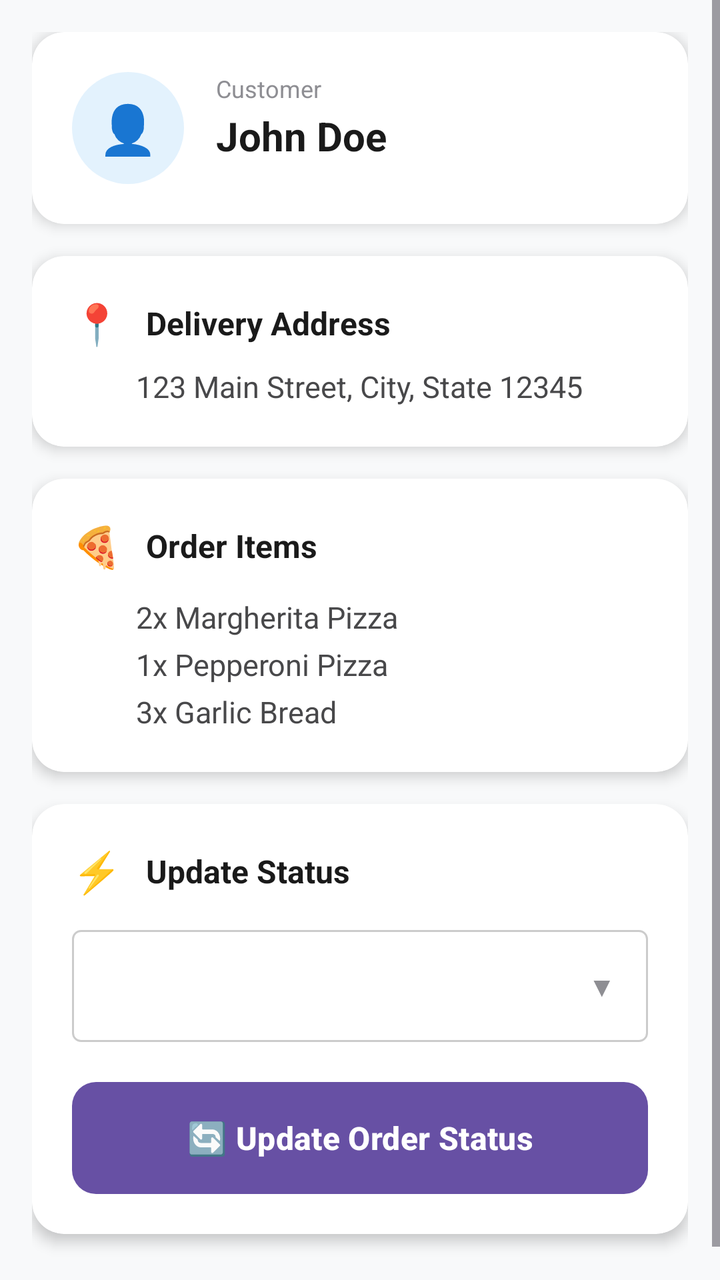
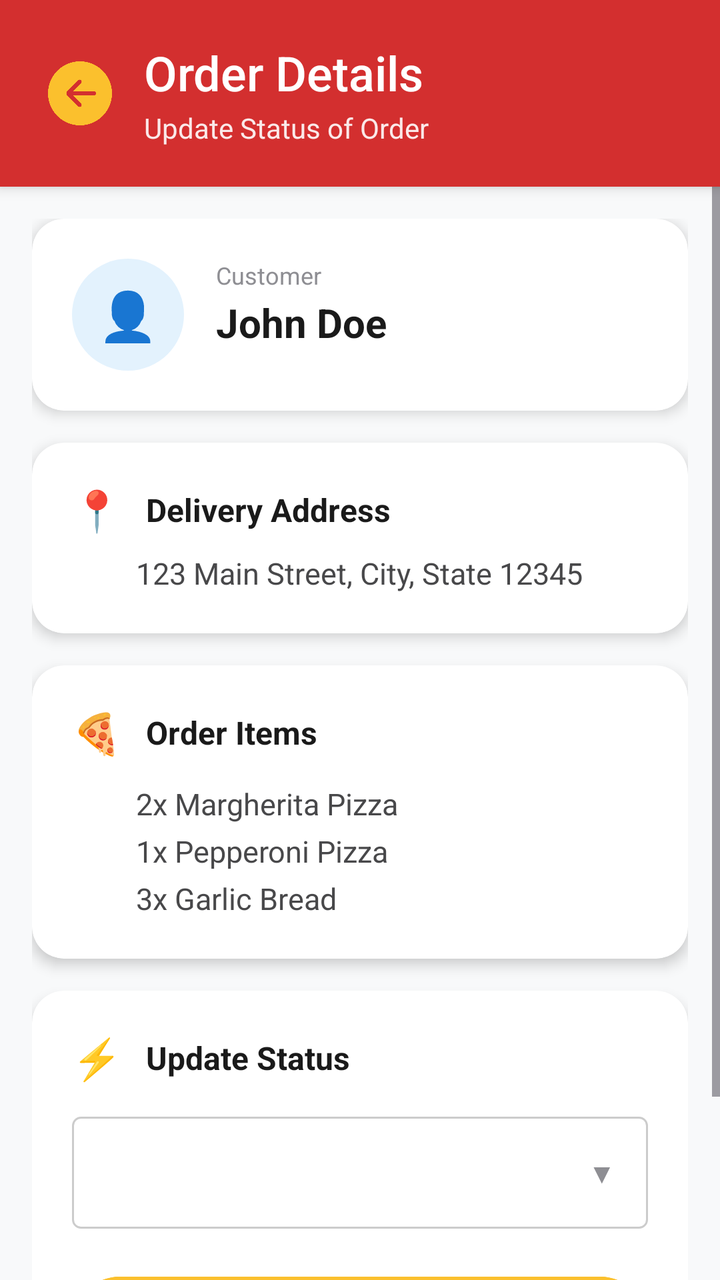

The first picture is an Android layout as it rendered before a commit; the second is the same layout after the commit. The layout source and the unified diff follow.
<!-- AndroidManifest.xml: application theme Theme.Pizzar11 -->
<!-- res/layout/activity_order_details.xml -->
<?xml version="1.0" encoding="utf-8"?>
<ScrollView xmlns:android="http://schemas.android.com/apk/res/android"
    xmlns:app="http://schemas.android.com/apk/res-auto"
    android:layout_width="match_parent"
    android:layout_height="match_parent"
    android:background="#F8F9FA">

    <LinearLayout
        android:layout_width="match_parent"
        android:layout_height="wrap_content"
        android:orientation="vertical"
        android:padding="16dp">

        
        <androidx.cardview.widget.CardView
            android:layout_width="match_parent"
            android:layout_height="wrap_content"
            android:layout_marginBottom="16dp"
            app:cardCornerRadius="16dp"
            app:cardElevation="4dp"
            android:backgroundTint="#FFFFFF">

            <LinearLayout
                android:layout_width="match_parent"
                android:layout_height="wrap_content"
                android:orientation="horizontal"
                android:padding="20dp">

                
                <LinearLayout
                    android:layout_width="56dp"
                    android:layout_height="56dp"
                    android:background="@drawable/customer_icon_bg"
                    android:gravity="center"
                    android:layout_marginEnd="16dp">

                    <TextView
                        android:layout_width="wrap_content"
                        android:layout_height="wrap_content"
                        android:text="👤"
                        android:textSize="24sp" />

                </LinearLayout>

                
                <LinearLayout
                    android:layout_width="0dp"
                    android:layout_height="wrap_content"
                    android:layout_weight="1"
                    android:orientation="vertical">

                    <TextView
                        android:layout_width="wrap_content"
                        android:layout_height="wrap_content"
                        android:text="Customer"
                        android:textSize="12sp"
                        android:textColor="#8E8E93"
                        android:textStyle="normal" />

                    <TextView
                        android:id="@+id/tvCustomerName"
                        android:layout_width="wrap_content"
                        android:layout_height="wrap_content"
                        android:text="John Doe"
                        android:textSize="20sp"
                        android:textStyle="bold"
                        android:textColor="#1A1A1A"
                        android:layout_marginTop="2dp" />

                </LinearLayout>

            </LinearLayout>

        </androidx.cardview.widget.CardView>

        
        <androidx.cardview.widget.CardView
            android:layout_width="match_parent"
            android:layout_height="wrap_content"
            android:layout_marginBottom="16dp"
            app:cardCornerRadius="16dp"
            app:cardElevation="4dp"
            android:backgroundTint="#FFFFFF">

            <LinearLayout
                android:layout_width="match_parent"
                android:layout_height="wrap_content"
                android:orientation="vertical"
                android:padding="20dp">

                <LinearLayout
                    android:layout_width="match_parent"
                    android:layout_height="wrap_content"
                    android:orientation="horizontal"
                    android:gravity="center_vertical"
                    android:layout_marginBottom="8dp">

                    <TextView
                        android:layout_width="wrap_content"
                        android:layout_height="wrap_content"
                        android:text="📍"
                        android:textSize="20sp"
                        android:layout_marginEnd="12dp" />

                    <TextView
                        android:layout_width="wrap_content"
                        android:layout_height="wrap_content"
                        android:text="Delivery Address"
                        android:textSize="16sp"
                        android:textStyle="bold"
                        android:textColor="#1A1A1A" />

                </LinearLayout>

                <TextView
                    android:id="@+id/tvAddress"
                    android:layout_width="match_parent"
                    android:layout_height="wrap_content"
                    android:text="123 Main Street, City, State 12345"
                    android:textSize="15sp"
                    android:textColor="#48484A"
                    android:lineSpacingExtra="4dp"
                    android:paddingStart="32dp" />

            </LinearLayout>

        </androidx.cardview.widget.CardView>

        
        <androidx.cardview.widget.CardView
            android:layout_width="match_parent"
            android:layout_height="wrap_content"
            android:layout_marginBottom="16dp"
            app:cardCornerRadius="16dp"
            app:cardElevation="4dp"
            android:backgroundTint="#FFFFFF">

            <LinearLayout
                android:layout_width="match_parent"
                android:layout_height="wrap_content"
                android:orientation="vertical"
                android:padding="20dp">

                <LinearLayout
                    android:layout_width="match_parent"
                    android:layout_height="wrap_content"
                    android:orientation="horizontal"
                    android:gravity="center_vertical"
                    android:layout_marginBottom="12dp">

                    <TextView
                        android:layout_width="wrap_content"
                        android:layout_height="wrap_content"
                        android:text="🍕"
                        android:textSize="20sp"
                        android:layout_marginEnd="12dp" />

                    <TextView
                        android:layout_width="wrap_content"
                        android:layout_height="wrap_content"
                        android:text="Order Items"
                        android:textSize="16sp"
                        android:textStyle="bold"
                        android:textColor="#1A1A1A" />

                </LinearLayout>

                <TextView
                    android:id="@+id/tvItems"
                    android:layout_width="match_parent"
                    android:layout_height="wrap_content"
                    android:text="2x Margherita Pizza\n1x Pepperoni Pizza\n3x Garlic Bread"
                    android:textSize="15sp"
                    android:textColor="#48484A"
                    android:lineSpacingExtra="6dp"
                    android:paddingStart="32dp" />

            </LinearLayout>

        </androidx.cardview.widget.CardView>

        
        <androidx.cardview.widget.CardView
            android:layout_width="match_parent"
            android:layout_height="wrap_content"
            android:layout_marginBottom="24dp"
            app:cardCornerRadius="16dp"
            app:cardElevation="4dp"
            android:backgroundTint="#FFFFFF">

            <LinearLayout
                android:layout_width="match_parent"
                android:layout_height="wrap_content"
                android:orientation="vertical"
                android:padding="20dp">

                <LinearLayout
                    android:layout_width="match_parent"
                    android:layout_height="wrap_content"
                    android:orientation="horizontal"
                    android:gravity="center_vertical"
                    android:layout_marginBottom="16dp">

                    <TextView
                        android:layout_width="wrap_content"
                        android:layout_height="wrap_content"
                        android:text="⚡"
                        android:textSize="20sp"
                        android:layout_marginEnd="12dp" />

                    <TextView
                        android:layout_width="wrap_content"
                        android:layout_height="wrap_content"
                        android:text="Update Status"
                        android:textSize="16sp"
                        android:textStyle="bold"
                        android:textColor="#1A1A1A" />

                </LinearLayout>

                
                <LinearLayout
                    android:layout_width="match_parent"
                    android:layout_height="56dp"
                    android:background="@drawable/spinner_background"
                    android:gravity="center_vertical"
                    android:paddingHorizontal="16dp"
                    android:layout_marginBottom="20dp">

                    <Spinner
                        android:id="@+id/spinnerStatus"
                        android:layout_width="0dp"
                        android:layout_height="match_parent"
                        android:layout_weight="1"
                        android:background="@android:color/transparent"
                        android:spinnerMode="dropdown" />

                    <TextView
                        android:layout_width="wrap_content"
                        android:layout_height="wrap_content"
                        android:text="▼"
                        android:textSize="14sp"
                        android:textColor="#8E8E93" />

                </LinearLayout>

                
                <Button
                    android:id="@+id/btnUpdate"
                    android:layout_width="match_parent"
                    android:layout_height="56dp"
                    android:background="@drawable/update_button_bg"
                    android:text="🔄 Update Order Status"
                    android:textColor="#FFFFFF"
                    android:textSize="16sp"
                    android:textStyle="bold" />

            </LinearLayout>

        </androidx.cardview.widget.CardView>

    </LinearLayout>

</ScrollView>
<!-- resources referenced by this layout -->
<resources>
  <!-- drawable customer_icon_bg (drawable) -->
  <?xml version="1.0" encoding="utf-8"?>
  <shape xmlns:android="http://schemas.android.com/apk/res/android">
      <solid android:color="#E3F2FD" />
      <corners android:radius="28dp" />
  </shape>
  <!-- drawable spinner_background (drawable) -->
  <?xml version="1.0" encoding="utf-8"?>
  <shape xmlns:android="http://schemas.android.com/apk/res/android">
      <solid android:color="#ffffff" />
      <stroke
          android:width="1dp"
          android:color="#cccccc" />
      <corners android:radius="4dp" />
      <padding
          android:left="12dp"
          android:top="8dp"
          android:right="12dp"
          android:bottom="8dp" />
  </shape>
  <!-- drawable update_button_bg (drawable) -->
  <?xml version="1.0" encoding="utf-8"?>
  <selector xmlns:android="http://schemas.android.com/apk/res/android">
      <item android:state_pressed="true">
          <shape>
              <solid android:color="#1976D2" />
              <corners android:radius="12dp" />
          </shape>
      </item>
      <item>
          <shape>
              <solid android:color="#2196F3" />
              <corners android:radius="12dp" />
          </shape>
      </item>
  </selector>
  <style name="Theme.Pizzar11" parent="Base.Theme.Pizzar11" />
  <style name="Base.Theme.Pizzar11" parent="Theme.Material3.DayNight.NoActionBar">
          
          
      </style>
</resources>

<!-- the commit's change to res/layout/activity_order_details.xml (unified diff, before → after) -->
@@ -1,15 +1,81 @@
 <?xml version="1.0" encoding="utf-8"?>
+<LinearLayout xmlns:android="http://schemas.android.com/apk/res/android"
+    xmlns:app="http://schemas.android.com/apk/res-auto"
+    android:layout_width="match_parent"
+    android:layout_height="match_parent"
+    android:orientation="vertical"
+    android:background="#F8F9FA">
+
+    
+    <androidx.constraintlayout.widget.ConstraintLayout
+        android:layout_width="match_parent"
+        android:layout_height="wrap_content"
+        android:background="@color/tomato_red"
+        android:elevation="4dp"
+        android:paddingHorizontal="24dp"
+        android:paddingVertical="20dp">
+
+        <ImageView
+            android:id="@+id/ivBack"
+            android:layout_width="32dp"
+            android:layout_height="32dp"
+            android:background="@drawable/back"
+            android:clickable="true"
+            android:focusable="true"
+            android:backgroundTint="@color/cheese_yellow"
+            android:foreground="?attr/selectableItemBackgroundBorderless"
+            android:padding="6dp"
+            app:layout_constraintBottom_toBottomOf="parent"
+            app:layout_constraintStart_toStartOf="parent"
+            app:layout_constraintTop_toTopOf="parent" />
+
+        <LinearLayout
+            android:layout_width="0dp"
+            android:layout_height="wrap_content"
+            android:layout_marginStart="16dp"
+            android:orientation="vertical"
+            app:layout_constraintBottom_toBottomOf="parent"
+            app:layout_constraintEnd_toEndOf="parent"
+            app:layout_constraintStart_toEndOf="@id/ivBack"
+            app:layout_constraintTop_toTopOf="parent">
+
+            <TextView
+                android:layout_width="wrap_content"
+                android:layout_height="wrap_content"
+                android:fontFamily="sans-serif-medium"
+                android:text="Order Details"
+                android:textColor="#FFFFFF"
+                android:textSize="24sp" />
+
+            <TextView
+                android:layout_width="wrap_content"
+                android:layout_height="wrap_content"
+                android:layout_marginTop="2dp"
+                android:alpha="0.9"
+                android:fontFamily="sans-serif"
+                android:text="Update Status of Order"
+                android:textColor="#FFFFFF"
+                android:textSize="14sp" />
+
+        </LinearLayout>
+
+    </androidx.constraintlayout.widget.ConstraintLayout>
 <ScrollView xmlns:android="http://schemas.android.com/apk/res/android"
     xmlns:app="http://schemas.android.com/apk/res-auto"
     android:layout_width="match_parent"
     android:layout_height="match_parent"
     android:background="#F8F9FA">
 
+
+
+
     <LinearLayout
         android:layout_width="match_parent"
         android:layout_height="wrap_content"
         android:orientation="vertical"
         android:padding="16dp">
+
+
 
         
         <androidx.cardview.widget.CardView
@@ -249,7 +315,7 @@
                     android:id="@+id/btnUpdate"
                     android:layout_width="match_parent"
                     android:layout_height="56dp"
-                    android:background="@drawable/update_button_bg"
+                    android:backgroundTint="@color/cheese_yellow"
                     android:text="🔄 Update Order Status"
                     android:textColor="#FFFFFF"
                     android:textSize="16sp"
@@ -262,3 +328,5 @@
     </LinearLayout>
 
 </ScrollView>
+
+</LinearLayout>
<!-- resource entries referenced after the edit -->
@@ -1,5 +1,8 @@
 <!-- resources referenced by this layout -->
 <resources>
+  <color name="cheese_yellow">#FBC02D</color>
+  <color name="tomato_red">#D32F2F</color>
+  <!-- drawable back: png bitmap (drawable, 6180 bytes) -->
   <!-- drawable customer_icon_bg (drawable) -->
   <?xml version="1.0" encoding="utf-8"?>
   <shape xmlns:android="http://schemas.android.com/apk/res/android">
@@ -20,22 +23,6 @@
           android:right="12dp"
           android:bottom="8dp" />
   </shape>
-  <!-- drawable update_button_bg (drawable) -->
-  <?xml version="1.0" encoding="utf-8"?>
-  <selector xmlns:android="http://schemas.android.com/apk/res/android">
-      <item android:state_pressed="true">
-          <shape>
-              <solid android:color="#1976D2" />
-              <corners android:radius="12dp" />
-          </shape>
-      </item>
-      <item>
-          <shape>
-              <solid android:color="#2196F3" />
-              <corners android:radius="12dp" />
-          </shape>
-      </item>
-  </selector>
   <style name="Theme.Pizzar11" parent="Base.Theme.Pizzar11" />
   <style name="Base.Theme.Pizzar11" parent="Theme.Material3.DayNight.NoActionBar">
           
